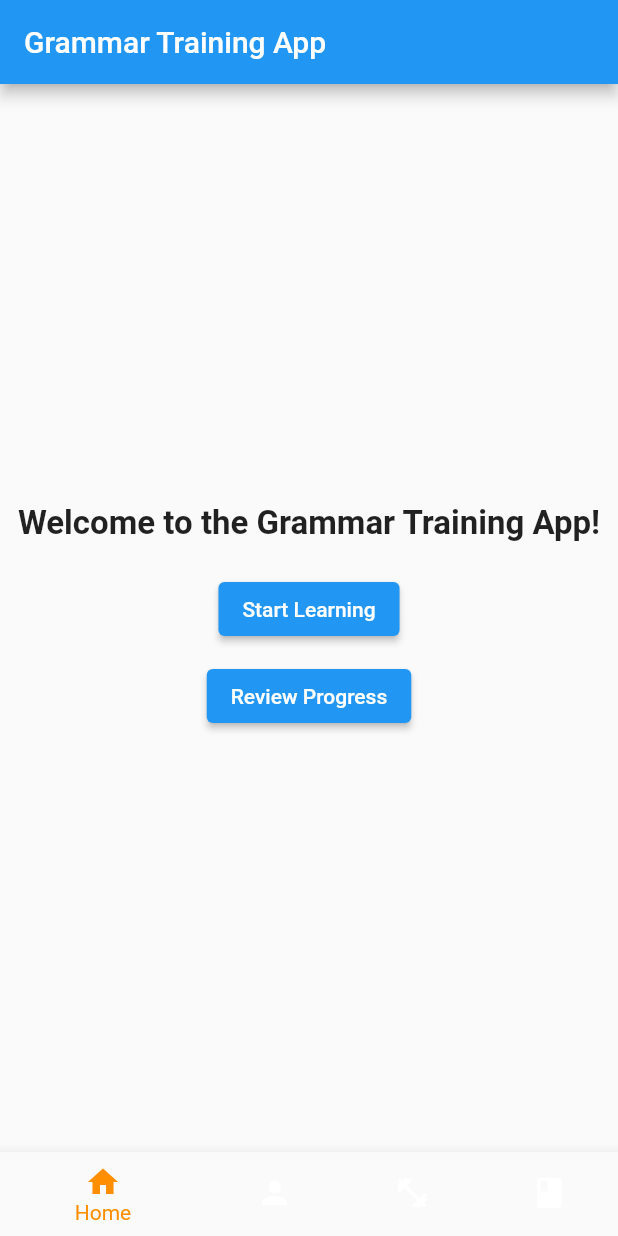
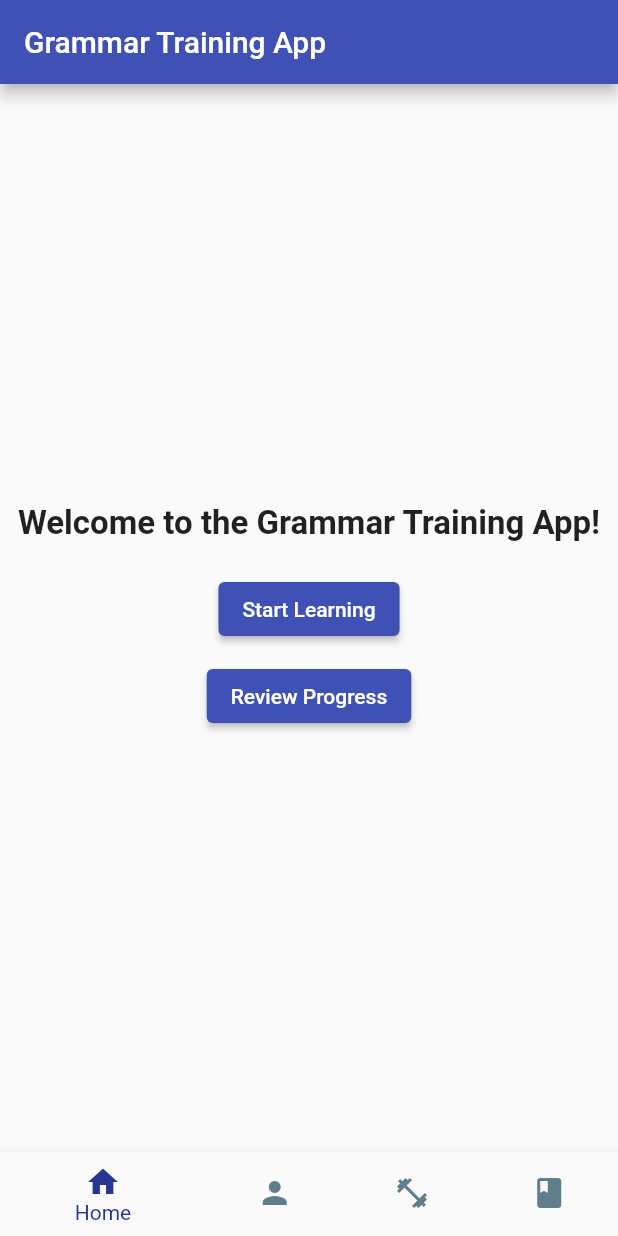
Before and after one commit to Abylaikhan-Bari/Soyle_Copy, a Flutter app: the screen it shows after launch, on a phone screen of 412 x 824 dp. Run offline on Flutter 3.47's test engine with Material 2 defaults, Android fonts, the phone set to English and light mode, and no system bars.

Commit message:
Made sketches of future app

```diff
--- a/lib/main.dart
+++ b/lib/main.dart
@@ -15,7 +15,7 @@ class MyApp extends StatelessWidget {
       debugShowCheckedModeBanner: false,
       title: 'Soyle',
       theme: ThemeData(
-        primarySwatch: Colors.blue,
+        primarySwatch: Colors.indigo,
       ),
       home: MyHomePage(),
     );
@@ -50,6 +50,7 @@ class _MyHomePageState extends State<MyHomePage> {
         child: _widgetOptions.elementAt(_selectedIndex),
       ),
       bottomNavigationBar: BottomNavigationBar(
+
         items: const <BottomNavigationBarItem>[
           BottomNavigationBarItem(
             icon: Icon(Icons.home),
@@ -69,7 +70,8 @@ class _MyHomePageState extends State<MyHomePage> {
           ),
         ],
         currentIndex: _selectedIndex,
-        selectedItemColor: Colors.amber[800],
+        selectedItemColor: Colors.indigo[800],
+        unselectedItemColor: Colors.blueGrey,
         onTap: _onItemTapped,
       ),
     );
```
